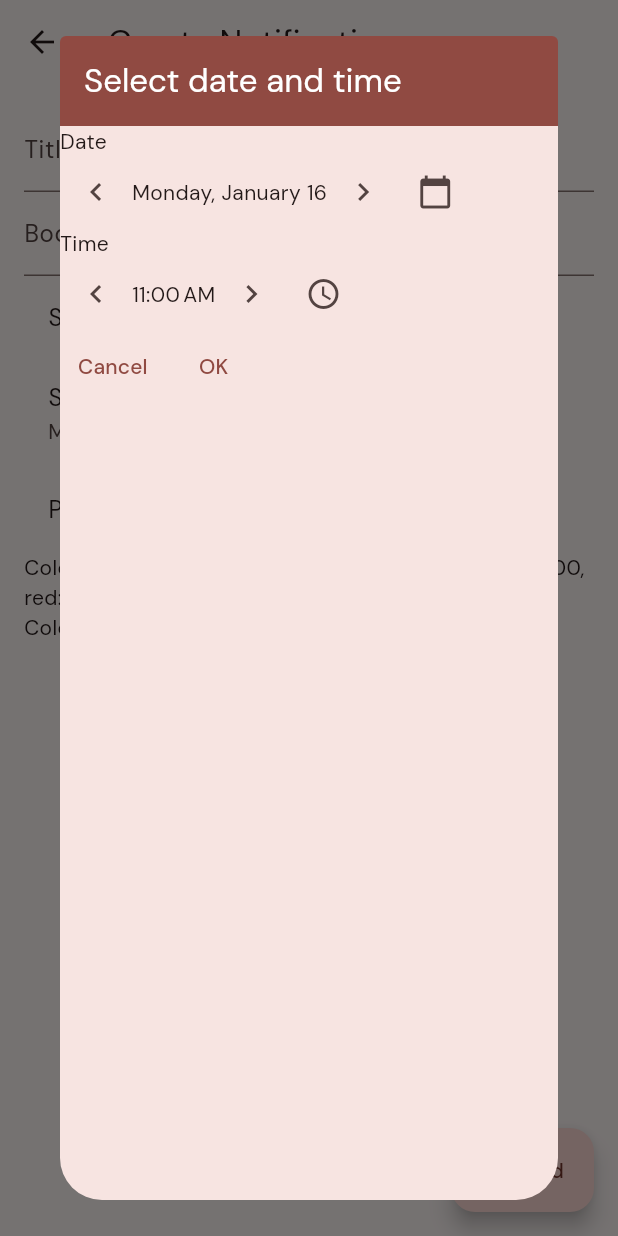
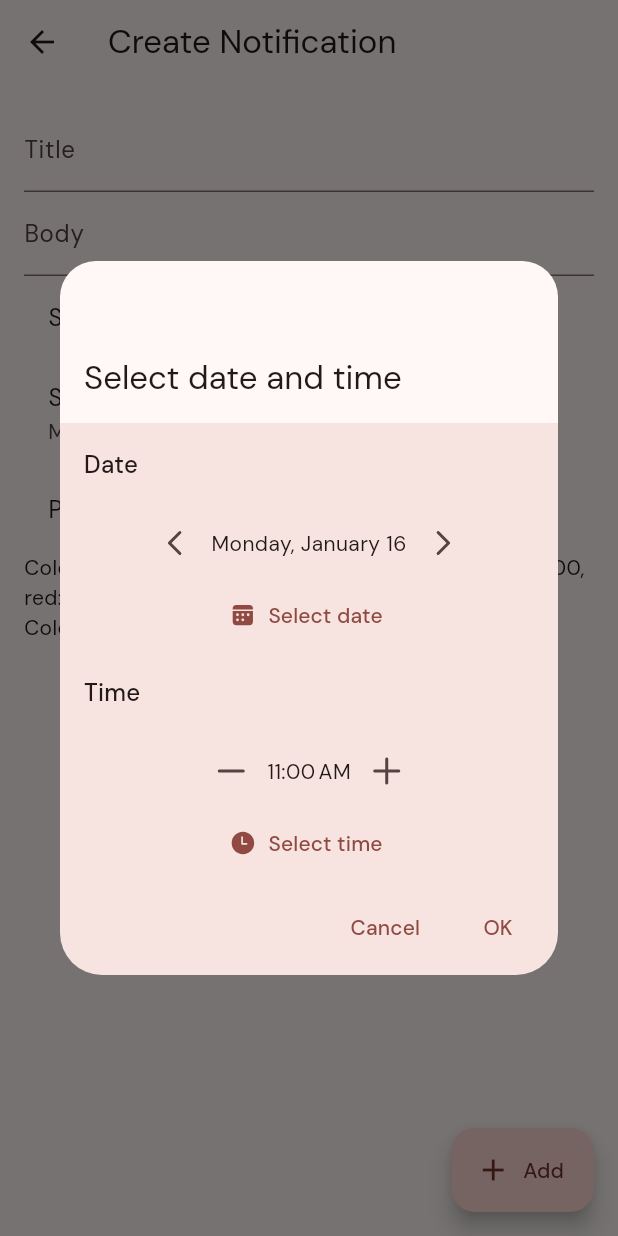
Before and after one commit to tomc128/noterly, a Flutter app: the CreateNotificationPage screen opened directly, after a tap on "Schedule", after a tap on "Send at", on a phone screen of 412 x 824 dp. Run offline on Flutter 3.47's test engine with Material 2 defaults, Android fonts, the phone set to English and light mode, and no system bars; drawn by our look-alikes of dynamic_color; our stand-ins replace fluentui_system_icons, flutter_local_notifications, google_fonts, timezone.

Commit message:
Improve date time dialog, add fluent icons

```diff
--- a/noti_buddy/lib/managers/notification_manager.dart
+++ b/noti_buddy/lib/managers/notification_manager.dart
@@ -101,6 +101,8 @@ class NotificationManager {
     _cancelAllNotifications();
 
     for (var item in AppManager.instance.notifier.value) {
+      if (item.archived) continue;
+
       if (item.dateTime == null) {
         _showNotification(item);
       } else {
@@ -112,6 +114,8 @@ class NotificationManager {
   Future updateNotification(NotificationItem item) async {
     // Cancel the existing notification, if any
     await _plugin.cancel(item.id.hashCode);
+
+    if (item.archived) return;
 
     if (item.dateTime == null) {
       await _showNotification(item);
--- a/noti_buddy/lib/pages/main_page.dart
+++ b/noti_buddy/lib/pages/main_page.dart
@@ -1,3 +1,4 @@
+import 'package:fluentui_system_icons/fluentui_system_icons.dart';
 import 'package:flutter/material.dart';
 import 'package:noti_buddy/managers/notification_manager.dart';
 import 'package:noti_buddy/pages/main_page/active_notifications_page.dart';
@@ -33,15 +34,15 @@ class _MainPageState extends State<MainPage> {
       bottomNavigationBar: NavigationBar(
         destinations: const [
           NavigationDestination(
-            icon: Icon(Icons.notifications_active),
+            icon: Icon(FluentIcons.alert_16_filled),
             label: 'Active',
           ),
           NavigationDestination(
-            icon: Icon(Icons.archive),
+            icon: Icon(FluentIcons.archive_16_filled),
             label: 'Archive',
           ),
           NavigationDestination(
-            icon: Icon(Icons.settings),
+            icon: Icon(FluentIcons.settings_16_filled),
             label: 'Settings',
           ),
         ],
--- a/noti_buddy/lib/widgets/date_time_picker.dart
+++ b/noti_buddy/lib/widgets/date_time_picker.dart
@@ -1,3 +1,4 @@
+import 'package:fluentui_system_icons/fluentui_system_icons.dart';
 import 'package:flutter/material.dart';
 import 'package:noti_buddy/extensions/date_time_extensions.dart';
 import 'package:noti_buddy/extensions/time_of_day_extensions.dart';
@@ -65,37 +66,66 @@ class _DateTimePickerState extends State<DateTimePicker> {
   Widget build(BuildContext context) {
     return Dialog(
       child: Column(
+        mainAxisSize: MainAxisSize.min,
         crossAxisAlignment: CrossAxisAlignment.stretch,
         children: [
           Container(
-            padding: const EdgeInsets.symmetric(horizontal: 16, vertical: 16),
+            padding: const EdgeInsets.fromLTRB(16, 64, 16, 16),
             decoration: BoxDecoration(
-              borderRadius:
-                  const BorderRadius.vertical(top: Radius.circular(4)),
-              color: Theme.of(context).colorScheme.primary,
+              borderRadius: const BorderRadius.vertical(top: Radius.circular(24)),
+              color: Theme.of(context).colorScheme.surface,
             ),
             child: Text(
               'Select date and time',
-              style: Theme.of(context)
-                  .textTheme
-                  .headline6!
-                  .copyWith(color: Theme.of(context).colorScheme.onPrimary),
+              style: Theme.of(context).textTheme.titleLarge!.copyWith(color: Theme.of(context).colorScheme.onSurface),
             ),
           ),
-          const Text('Date'),
+          Padding(
+            padding: const EdgeInsets.all(16.0),
+            child: Text('Date', style: Theme.of(context).textTheme.titleMedium),
+          ),
+          _getDatePicker(),
+          Padding(
+            padding: const EdgeInsets.all(16.0),
+            child: Text('Time', style: Theme.of(context).textTheme.titleMedium),
+          ),
+          _getTimePicker(),
+          ButtonBar(
+            children: [
+              TextButton(
+                onPressed: () {
+                  Navigator.of(context).pop();
+                },
+                child: const Text('Cancel'),
+              ),
+              TextButton(
+                onPressed: () {
+                  Navigator.of(context).pop(_dateTime);
+                },
+                child: const Text('OK'),
+              ),
+            ],
+          ),
+        ],
+      ),
+    );
+  }
+
+  Widget _getDatePicker() => Column(
+        children: [
           Row(
+            mainAxisAlignment: MainAxisAlignment.center,
             children: [
               IconButton(
                 onPressed: () {
                   setState(() {
-                    var newDateTime =
-                        _dateTime.subtract(const Duration(days: 1));
+                    var newDateTime = _dateTime.subtract(const Duration(days: 1));
                     if (newDateTime.isAfter(widget.firstDate)) {
                       _dateTime = newDateTime;
                     }
                   });
                 },
-                icon: const Icon(Icons.chevron_left),
+                icon: const Icon(FluentIcons.chevron_left_16_filled),
               ),
               Text(_dateTime.toDateOnlyString()),
               IconButton(
@@ -107,9 +137,11 @@ class _DateTimePickerState extends State<DateTimePicker> {
                     }
                   });
                 },
-                icon: const Icon(Icons.chevron_right),
+                icon: const Icon(FluentIcons.chevron_right_16_filled),
               ),
-              IconButton(
+            ],
+          ),
+          TextButton.icon(
             onPressed: () {
               showDatePicker(
                 context: context,
@@ -124,24 +156,27 @@ class _DateTimePickerState extends State<DateTimePicker> {
                 }
               });
             },
-                icon: const Icon(Icons.calendar_today),
+            icon: const Icon(FluentIcons.calendar_ltr_16_filled),
+            label: const Text('Select date'),
           ),
         ],
-          ),
-          const Text('Time'),
+      );
+
+  Widget _getTimePicker() => Column(
+        children: [
           Row(
+            mainAxisAlignment: MainAxisAlignment.center,
             children: [
               IconButton(
                 onPressed: () {
                   setState(() {
-                    var newDateTime =
-                        _dateTime.subtract(const Duration(hours: 1));
+                    var newDateTime = _dateTime.subtract(const Duration(hours: 1));
                     if (newDateTime.isAfter(widget.firstDate)) {
                       _dateTime = newDateTime;
                     }
                   });
                 },
-                icon: const Icon(Icons.chevron_left),
+                icon: const Icon(FluentIcons.subtract_16_filled),
               ),
               Text(_dateTime.toTimeOnlyString()),
               IconButton(
@@ -153,9 +188,11 @@ class _DateTimePickerState extends State<DateTimePicker> {
                     }
                   });
                 },
-                icon: const Icon(Icons.chevron_right),
+                icon: const Icon(FluentIcons.add_16_filled),
               ),
-              IconButton(
+            ],
+          ),
+          TextButton.icon(
             onPressed: () {
               showTimePicker(
                 context: context,
@@ -178,28 +215,9 @@ class _DateTimePickerState extends State<DateTimePicker> {
                 }
               });
             },
-                icon: const Icon(Icons.access_time),
+            icon: const Icon(FluentIcons.clock_16_filled),
+            label: const Text('Select time'),
           ),
         ],
-          ),
-          Row(
-            children: [
-              TextButton(
-                onPressed: () {
-                  Navigator.of(context).pop();
-                },
-                child: const Text('Cancel'),
-              ),
-              TextButton(
-                onPressed: () {
-                  Navigator.of(context).pop(_dateTime);
-                },
-                child: const Text('OK'),
-              ),
-            ],
-          ),
-        ],
-      ),
       );
 }
-}
--- a/noti_buddy/pubspec.yaml
+++ b/noti_buddy/pubspec.yaml
@@ -38,6 +38,7 @@ dependencies:
   timezone: ^0.9.1
   google_fonts: ^3.0.1
   dynamic_color: ^1.5.4
+  fluentui_system_icons: ^1.1.190
 
   # The following adds the Cupertino Icons font to your application.
   # Use with the CupertinoIcons class for iOS style icons.
```
Also changed, not shown: noti_buddy/pubspec.lock. Lines whose indentation alone changed are shown as unchanged.
